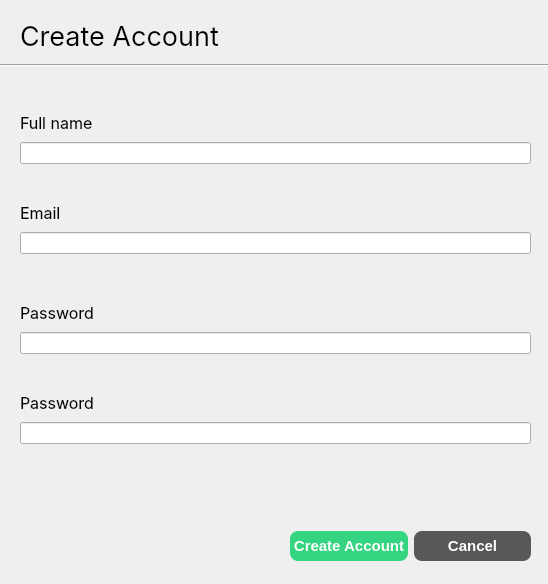
First picture: the form in CreateAccount.ui, repository KasperJack/School-Management-System, before the edit.
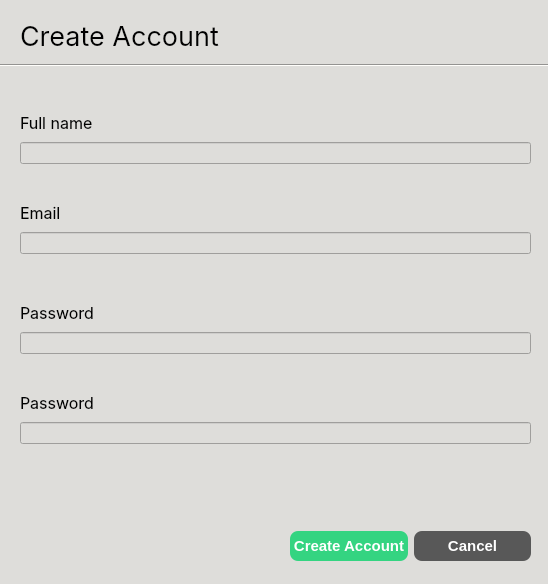
Second picture: the form after the edit.

```diff
--- a/CreateAccount.ui
+++ b/CreateAccount.ui
@@ -13,6 +13,10 @@
   <property name="windowTitle">
    <string>Dialog</string>
   </property>
+  <property name="styleSheet">
+   <string notr="true">background-color: rgb(222, 221, 218);
+color: rgb(0, 0, 0);</string>
+  </property>
   <widget class="Line" name="line">
    <property name="geometry">
     <rect>
```
